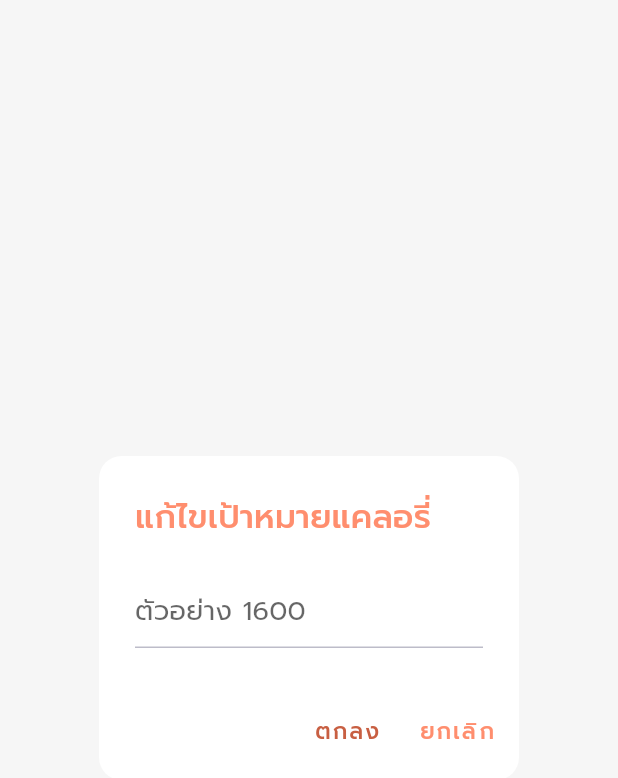
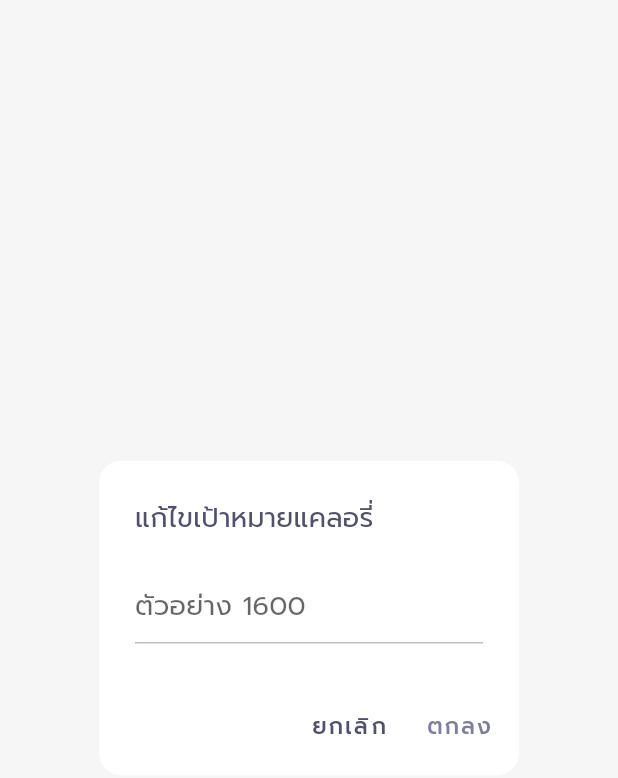
Before and after one commit to kumaru09/foodandbody, a Flutter app: the EditGoalDialog widget shown alone on an empty page, opened directly, on a phone screen of 412 x 824 dp. Shown: the top 778 px of the screen. Run offline on Flutter 3.47's test engine with Material 2 defaults, Android fonts, the phone set to English and light mode, and no system bars; our stand-ins replace argon_buttons_flutter, bloc, bloc_concurrency, camera, cloud_firestore, dio and 16 more; missing offline and left inert: flow_builder, flutter_facebook_auth, google_place, pedantic; accounts and stored records are empty.

```diff
--- a/lib/screens/plan/widget/circular_cal_and_info.dart
+++ b/lib/screens/plan/widget/circular_cal_and_info.dart
@@ -278,10 +278,8 @@ class EditGoalDialog extends StatelessWidget {
       elevation: 0,
       backgroundColor: Colors.white,
       title: Text("แก้ไขเป้าหมายแคลอรี่",
-          style: Theme.of(context)
-              .textTheme
-              .headline6!
-              .merge(TextStyle(color: Theme.of(context).primaryColor))),
+          style: Theme.of(context).textTheme.subtitle1!.merge(
+              TextStyle(color: Theme.of(context).colorScheme.secondary))),
       content: BlocBuilder<PlanBloc, PlanState>(
           buildWhen: (previous, current) => previous.goal != current.goal,
           builder: (context, state) {
@@ -299,6 +297,16 @@ class EditGoalDialog extends StatelessWidget {
             );
           }),
       actions: <Widget>[
+        TextButton(
+            key: const Key("cancel_button_in_edit_goal_dialog"),
+            onPressed: () {
+              Navigator.pop(context, 'cancel');
+            },
+            child: Text("ยกเลิก",
+                style: Theme.of(context)
+                    .textTheme
+                    .button!
+                    .merge(TextStyle(color: Theme.of(context).colorScheme.secondary)))),
         BlocBuilder<PlanBloc, PlanState>(
             buildWhen: (previous, current) => previous.goal != current.goal,
             builder: (context, state) {
@@ -309,23 +317,13 @@ class EditGoalDialog extends StatelessWidget {
                     : null,
                 child: Text("ตกลง"),
                 style: TextButton.styleFrom(
-                  primary: Theme.of(context).primaryColor,
+                  primary: Theme.of(context).colorScheme.secondary,
                   onSurface: Theme.of(context)
                       .colorScheme
-                      .primaryVariant, // Disable color
+                      .secondaryVariant, // Disable color
                 ),
               );
             }),
-        TextButton(
-            key: const Key("cancel_button_in_edit_goal_dialog"),
-            onPressed: () {
-              Navigator.pop(context, 'cancel');
-            },
-            child: Text("ยกเลิก",
-                style: Theme.of(context)
-                    .textTheme
-                    .button!
-                    .merge(TextStyle(color: Theme.of(context).primaryColor))))
       ],
     );
   }
```
Also changed, not shown: lib/screens/body/weight_and_height_info.dart (+28 -28 lines), lib/screens/home/add_exercise.dart (+12 -14 lines), lib/screens/menu/menu_dialog.dart (+6 -6 lines), lib/screens/setting/setting.dart (+15 -14 lines).
